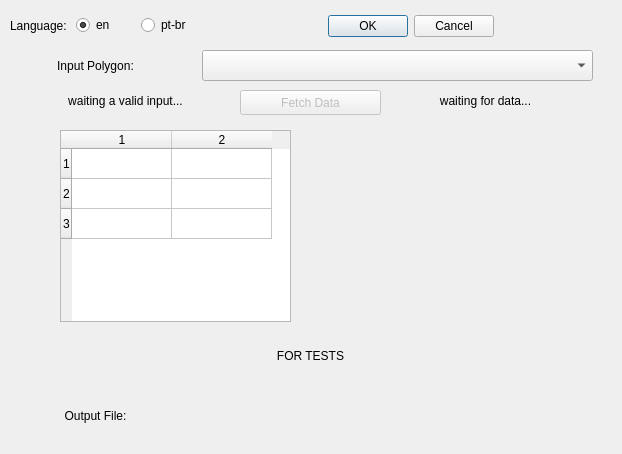
First picture: the form in osm_sidewalkreator_dialog_base.ui, repository kauevestena/osm_sidewalkreator, before the edit.
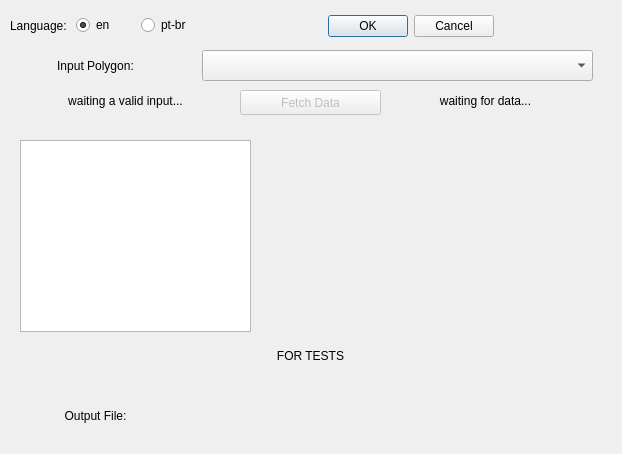
Second picture: the form after the edit. Custom widgets are drawn as their Qt base class.

What changed in the file:
```diff
--- a/osm_sidewalkreator_dialog_base.ui
+++ b/osm_sidewalkreator_dialog_base.ui
@@ -202,23 +202,18 @@
   <widget class="QTableWidget" name="tableWidget">
    <property name="geometry">
     <rect>
-     <x>60</x>
-     <y>130</y>
+     <x>20</x>
+     <y>140</y>
      <width>231</width>
      <height>192</height>
     </rect>
    </property>
    <property name="rowCount">
-    <number>3</number>
+    <number>0</number>
    </property>
    <property name="columnCount">
-    <number>2</number>
+    <number>0</number>
    </property>
-   <row/>
-   <row/>
-   <row/>
-   <column/>
-   <column/>
   </widget>
  </widget>
  <customwidgets>
```
